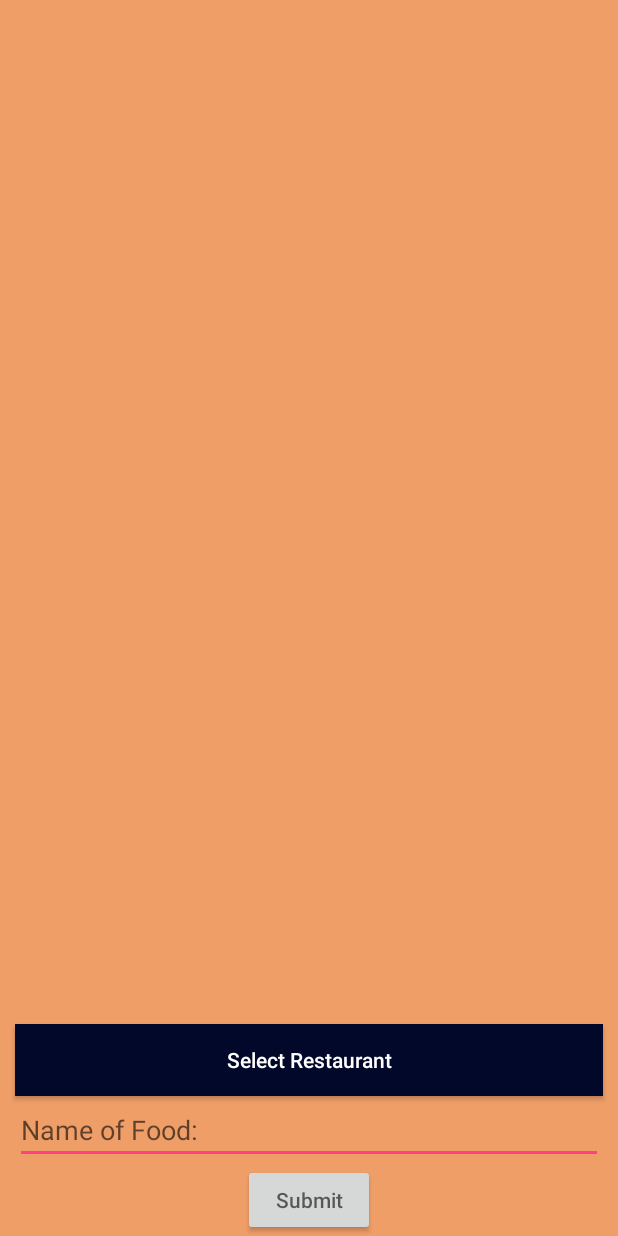
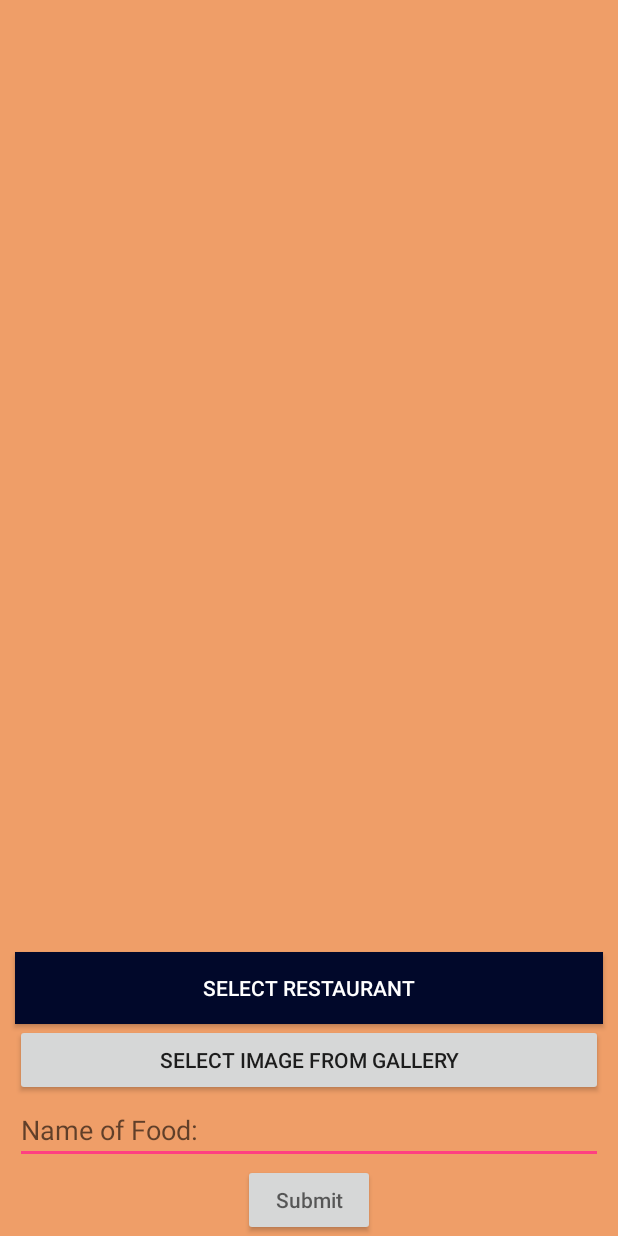
Before and after one commit to NightRaver/foond, an Android app: the Upload screen opened directly, with no data from a screen before it, on a phone screen of 412 x 824 dp. Run offline under Robolectric (Android 15) with nearby library versions, the phone set to English and light mode, and no system bars; pictures from the network do not load.

Commit message:
able to select image from gallery and display it

```diff
--- a/app/build.gradle
+++ b/app/build.gradle
@@ -37,6 +37,8 @@ dependencies {
     compile 'com.android.support:appcompat-v7:23.1.1'
     compile 'com.yelp.clientlib:yelp-android:1.0.0'
     compile 'junit:junit:4.12'
+
+
     //Java Scribe
     compile 'org.scribe:scribe:1.3.5'
     // Picasso for remote image loading
--- a/app/src/main/AndroidManifest.xml
+++ b/app/src/main/AndroidManifest.xml
@@ -3,6 +3,7 @@
     package="tanagent.brian.com.foond">
 
     <uses-permission android:name="android.permission.INTERNET"/>
+    <uses-permission android:name="android.permission.READ_EXTERNAL_STORAGE"/>
 
     <application
         android:allowBackup="true"
@@ -45,11 +46,12 @@
 
         </activity>
 
-
         <activity android:name=".Camera">
 
         </activity>
 
+        <activity android:name=".Yelp"/>
+
     </application>
 
 </manifest>
--- a/app/src/main/java/tanagent/brian/com/foond/Upload.java
+++ b/app/src/main/java/tanagent/brian/com/foond/Upload.java
@@ -1,9 +1,13 @@
 package tanagent.brian.com.foond;
 
 import android.app.Activity;
+import android.content.Intent;
+import android.net.Uri;
 import android.os.Bundle;
+import android.provider.MediaStore;
 import android.view.View;
 import android.widget.Button;
+import android.widget.ImageView;
 import android.widget.Toast;
 
 /**
@@ -11,11 +15,25 @@ import android.widget.Toast;
  */
 public class Upload extends Activity{
 
-    private Button submitButton;
+    private static final int RESULT_LOAD_IMAGE = 1;
+    private ImageView foodImage;
+    private Button submitButton, selectImageButton;
 
     protected void onCreate(Bundle savedInstanceState) {
         super.onCreate(savedInstanceState);
         this.setContentView(R.layout.upload);
+
+        foodImage = (ImageView) findViewById(R.id.selected_image);
+
+        selectImageButton = (Button) findViewById(R.id.gallery_button);
+        selectImageButton.setOnClickListener(new View.OnClickListener() {
+            @Override
+            public void onClick(View v) {
+                Intent galleryIntent = new Intent(Intent.ACTION_PICK, MediaStore.Images.Media.EXTERNAL_CONTENT_URI);
+                startActivityForResult(galleryIntent, RESULT_LOAD_IMAGE);
+            }
+        });
+
 
         submitButton = (Button) findViewById(R.id.submit);
         submitButton.setOnClickListener(new View.OnClickListener() {
@@ -25,4 +43,13 @@ public class Upload extends Activity{
             }
         });
     }
+
+    @Override
+    protected void onActivityResult(int requestCode, int resultCode, Intent data) {
+        super.onActivityResult(requestCode, resultCode, data);
+        if(requestCode == RESULT_LOAD_IMAGE && resultCode == RESULT_OK && data != null) {
+            Uri selectedImage = data.getData();
+            foodImage.setImageURI(selectedImage);
+        }
+    }
 }
--- a/app/src/main/res/layout/upload.xml
+++ b/app/src/main/res/layout/upload.xml
@@ -5,20 +5,37 @@
     android:layout_height="match_parent"
     android:background="#ef9e68">
 
-    <Space
+    <RelativeLayout
         android:layout_width="match_parent"
         android:layout_height="wrap_content"
-        android:layout_weight="1"/>
+        android:layout_weight="1">
+
+        <ImageView
+            android:id="@+id/selected_image"
+            android:layout_width="250dp"
+            android:layout_height="250dp"
+            android:layout_centerInParent="true"
+            android:scaleType="centerCrop"/>
+
+    </RelativeLayout>
 
     <Button
         android:layout_width="match_parent"
         android:layout_height="wrap_content"
-        android:hint="Select Restaurant"
-        android:textColorHint="#ffffff"
+        android:text="Select Restaurant"
+        android:textColor="#ffffff"
         android:background="#FF01082A"
         android:layout_weight="0"
         android:layout_marginLeft="10dp"
         android:layout_marginRight="10dp"/>
+
+    <Button
+        android:id="@+id/gallery_button"
+        android:layout_width="match_parent"
+        android:layout_height="wrap_content"
+        android:layout_marginLeft="10dp"
+        android:layout_marginRight="10dp"
+        android:text="Select Image From Gallery"/>
 
     <EditText
         android:layout_width="match_parent"
```
Also changed, not shown: app/src/main/java/tanagent/brian/com/foond/Yelp.java (+182 -182 lines), 3 other files.
